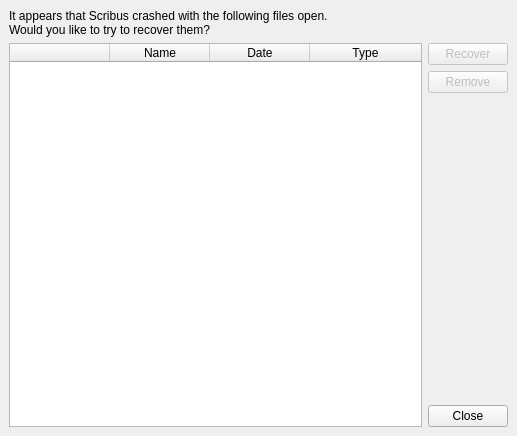
scribusproject/scribus, file scribus/ui/recoverdialog.ui: the form before one commit.
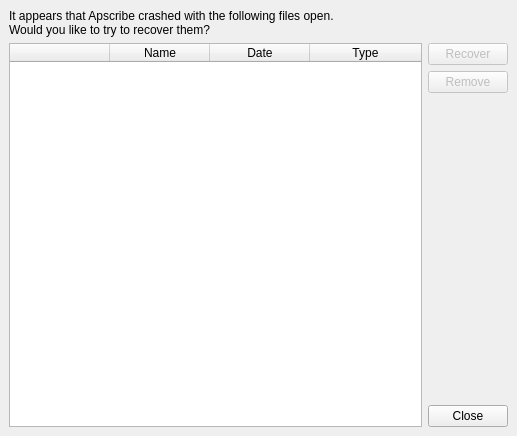
The form after the commit.

Commit message: Brand Apscribe across startup, dialogs, and help

Patch:
```diff
--- a/scribus/ui/recoverdialog.ui
+++ b/scribus/ui/recoverdialog.ui
@@ -32,7 +32,7 @@
    <item>
     <widget class="QLabel" name="label">
      <property name="text">
-      <string>&lt;html&gt;&lt;head/&gt;&lt;body&gt;&lt;p&gt;It appears that Scribus crashed with the following files open.&lt;br&gt;Would you like to try to recover them?&lt;/p&gt;&lt;/body&gt;&lt;/html&gt;</string>
+      <string>&lt;html&gt;&lt;head/&gt;&lt;body&gt;&lt;p&gt;It appears that Apscribe crashed with the following files open.&lt;br&gt;Would you like to try to recover them?&lt;/p&gt;&lt;/body&gt;&lt;/html&gt;</string>
      </property>
      <property name="wordWrap">
       <bool>true</bool>
```
The commit also changes 29 other files.
